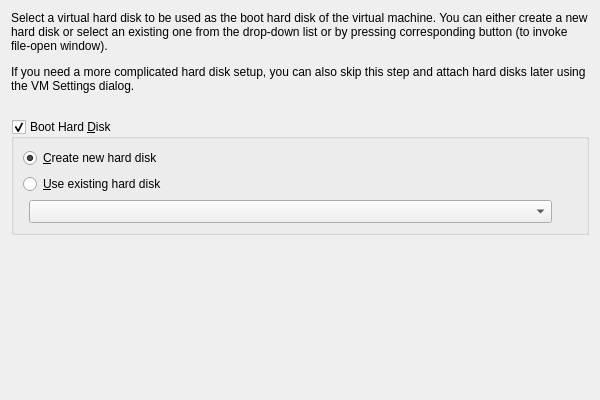
Before: the Qt Designer form vbox/src/VBox/Frontends/VirtualBox/src/wizards/newvm/UINewVMWzdPage4.ui in jljuxgm/vboxgit, drawn with Qt 5.
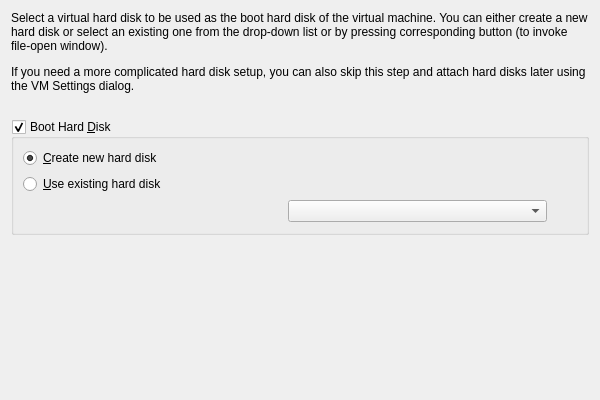
After: the same form once the commit is applied. Custom widgets are drawn as their Qt base class.

Commit message:
commit_34389 ------------------------------------------------------------------------ r34389 | vboxsync | 2010-11-26 17:21:54 +0800 (Fri, 26 Nov 2010) | 2 lines
FE/Qt4: Partly reverted r68133 cause the layout breaks with long disk file names.

------------------------------------------------------------------------

```diff
--- a/vbox/src/VBox/Frontends/VirtualBox/src/wizards/newvm/UINewVMWzdPage4.ui
+++ b/vbox/src/VBox/Frontends/VirtualBox/src/wizards/newvm/UINewVMWzdPage4.ui
@@ -83,21 +83,9 @@
        </widget>
       </item>
       <item row="2" column="1">
-       <layout class="QHBoxLayout" name="m_pLayout3">
-        <property name="spacing" >
-         <number>1</number>
-        </property>
-        <item>
-         <widget class="VBoxMediaComboBox" name="m_pDiskSelector">
-          <property name="sizePolicy">
-           <sizepolicy hsizetype="MinimumExpanding" vsizetype="Minimum">
-            <horstretch>1</horstretch>
-            <verstretch>0</verstretch>
-           </sizepolicy>
-          </property>
-         </widget>
-        </item>
-        <item>
+       <widget class="VBoxMediaComboBox" name="m_pDiskSelector"/>
+      </item>
+      <item row="2" column="2">
          <widget class="QToolButton" name="m_pVMMButton">
           <property name="autoRaise">
            <bool>true</bool>
@@ -106,8 +94,6 @@
            <string>Choose a virtual hard disk file...</string>
           </property>
          </widget>
-        </item>
-       </layout>
       </item>
      </layout>
     </widget>
```
Left out of the diff: 4 changed lines with no effect on the pictures. Lines whose indentation alone changed are shown as unchanged.
